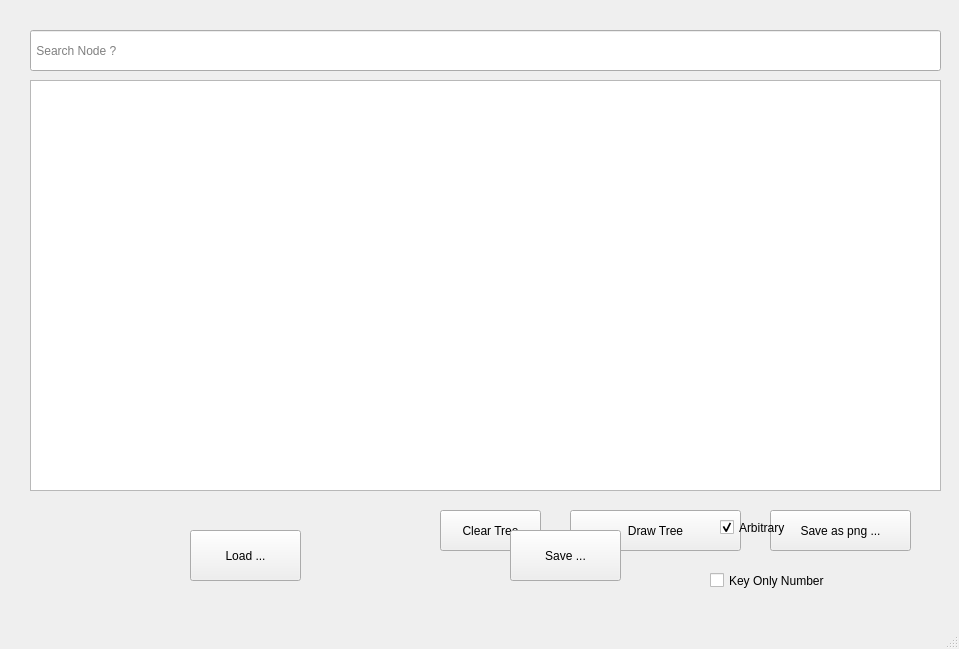
This is cpp/Qt/BuildTree/GraphicTree/Tree2FileOnly/Tree2FileOnly/mainwindow.ui in EdisoNewtong/Vector as Qt 5 draws it before an edit. The edited form follows.
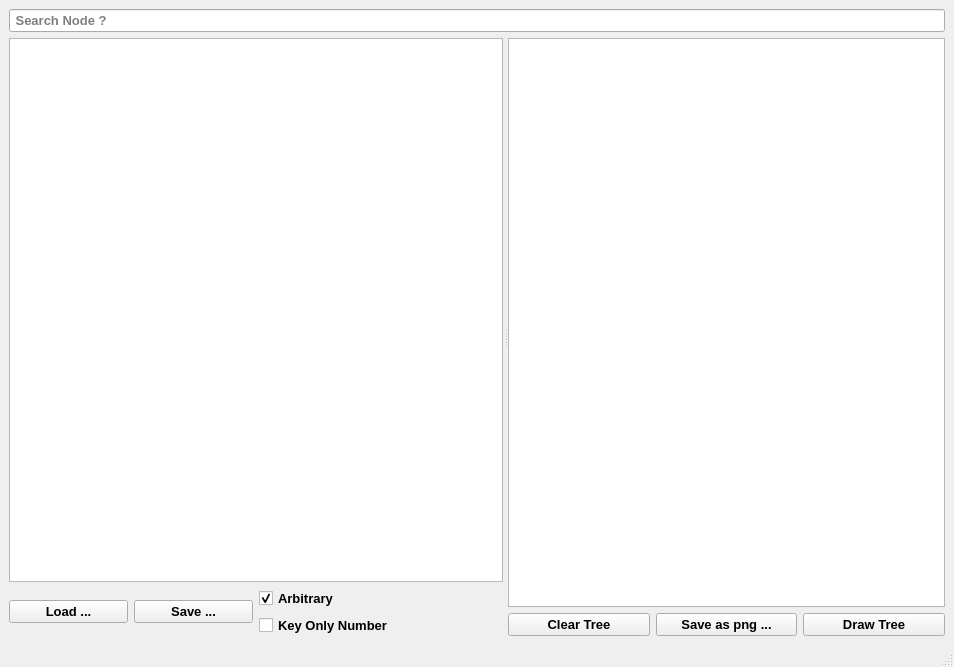
This is the edited form. Custom widgets are drawn as their Qt base class.

Commit message: [dev] Qt Update form view to  Layout Style

Patch:
```diff
--- a/cpp/Qt/BuildTree/GraphicTree/Tree2FileOnly/Tree2FileOnly/mainwindow.ui
+++ b/cpp/Qt/BuildTree/GraphicTree/Tree2FileOnly/Tree2FileOnly/mainwindow.ui
@@ -6,150 +6,209 @@
    <rect>
     <x>0</x>
     <y>0</y>
-    <width>959</width>
-    <height>649</height>
+    <width>954</width>
+    <height>667</height>
    </rect>
   </property>
   <property name="windowTitle">
    <string>Tree   &lt;=&gt;   File</string>
   </property>
   <widget class="QWidget" name="centralwidget">
-   <widget class="TreeView" name="treeView">
-    <property name="geometry">
-     <rect>
-      <x>30</x>
-      <y>80</y>
-      <width>911</width>
-      <height>411</height>
-     </rect>
-    </property>
-    <property name="sizeAdjustPolicy">
-     <enum>QAbstractScrollArea::AdjustIgnored</enum>
-    </property>
-    <property name="selectionMode">
-     <enum>QAbstractItemView::SingleSelection</enum>
-    </property>
-    <property name="selectionBehavior">
-     <enum>QAbstractItemView::SelectItems</enum>
-    </property>
-   </widget>
-   <widget class="QGraphicsView" name="graphicsView">
-    <property name="geometry">
-     <rect>
-      <x>1080</x>
-      <y>40</y>
-      <width>381</width>
-      <height>461</height>
-     </rect>
-    </property>
-   </widget>
-   <widget class="QPushButton" name="clearTreeBtn">
-    <property name="geometry">
-     <rect>
-      <x>440</x>
-      <y>510</y>
-      <width>101</width>
-      <height>41</height>
-     </rect>
-    </property>
-    <property name="text">
-     <string>Clear Tree</string>
-    </property>
-   </widget>
-   <widget class="QPushButton" name="drawTreeBtn">
-    <property name="geometry">
-     <rect>
-      <x>570</x>
-      <y>510</y>
-      <width>171</width>
-      <height>41</height>
-     </rect>
-    </property>
-    <property name="text">
-     <string>Draw Tree</string>
-    </property>
-   </widget>
-   <widget class="QPushButton" name="saveAsPngBtn">
-    <property name="geometry">
-     <rect>
-      <x>770</x>
-      <y>510</y>
-      <width>141</width>
-      <height>41</height>
-     </rect>
-    </property>
-    <property name="text">
-     <string>Save as png ...</string>
-    </property>
-   </widget>
-   <widget class="QLineEdit" name="searchBar">
-    <property name="geometry">
-     <rect>
-      <x>30</x>
-      <y>30</y>
-      <width>911</width>
-      <height>41</height>
-     </rect>
-    </property>
-    <property name="placeholderText">
-     <string> Search Node ?</string>
-    </property>
-   </widget>
-   <widget class="QPushButton" name="loadTreeFromFileBtn">
-    <property name="geometry">
-     <rect>
-      <x>190</x>
-      <y>530</y>
-      <width>111</width>
-      <height>51</height>
-     </rect>
-    </property>
-    <property name="text">
-     <string>Load ...</string>
-    </property>
-   </widget>
-   <widget class="QPushButton" name="saveTreeToFileBtn">
-    <property name="geometry">
-     <rect>
-      <x>510</x>
-      <y>530</y>
-      <width>111</width>
-      <height>51</height>
-     </rect>
-    </property>
-    <property name="text">
-     <string>Save ...</string>
-    </property>
-   </widget>
-   <widget class="QCheckBox" name="checkBoxOption0">
-    <property name="geometry">
-     <rect>
-      <x>710</x>
-      <y>560</y>
-      <width>231</width>
-      <height>41</height>
-     </rect>
-    </property>
-    <property name="text">
-     <string>Key Only Number</string>
-    </property>
-   </widget>
-   <widget class="QCheckBox" name="checkBoxRestriction">
-    <property name="geometry">
-     <rect>
-      <x>720</x>
-      <y>510</y>
-      <width>127</width>
-      <height>35</height>
-     </rect>
-    </property>
-    <property name="text">
-     <string>Arbitrary</string>
-    </property>
-    <property name="checked">
-     <bool>true</bool>
-    </property>
-   </widget>
+   <layout class="QVBoxLayout" name="verticalLayout_4">
+    <item>
+     <widget class="QLineEdit" name="searchBar">
+      <property name="font">
+       <font>
+        <family>Arial</family>
+        <pointsize>10</pointsize>
+        <weight>75</weight>
+        <bold>true</bold>
+       </font>
+      </property>
+      <property name="placeholderText">
+       <string> Search Node ?</string>
+      </property>
+     </widget>
+    </item>
+    <item>
+     <widget class="QSplitter" name="splitter">
+      <property name="orientation">
+       <enum>Qt::Horizontal</enum>
+      </property>
+      <property name="handleWidth">
+       <number>5</number>
+      </property>
+      <property name="childrenCollapsible">
+       <bool>true</bool>
+      </property>
+      <widget class="QWidget" name="">
+       <layout class="QVBoxLayout" name="verticalLayout_3">
+        <item>
+         <widget class="TreeView" name="treeView">
+          <property name="font">
+           <font>
+            <family>Arial</family>
+            <pointsize>10</pointsize>
+            <weight>75</weight>
+            <bold>true</bold>
+           </font>
+          </property>
+          <property name="sizeAdjustPolicy">
+           <enum>QAbstractScrollArea::AdjustIgnored</enum>
+          </property>
+          <property name="selectionMode">
+           <enum>QAbstractItemView::SingleSelection</enum>
+          </property>
+          <property name="selectionBehavior">
+           <enum>QAbstractItemView::SelectItems</enum>
+          </property>
+         </widget>
+        </item>
+        <item>
+         <layout class="QHBoxLayout" name="horizontalLayout_3">
+          <item>
+           <layout class="QHBoxLayout" name="horizontalLayout">
+            <item>
+             <widget class="QPushButton" name="loadTreeFromFileBtn">
+              <property name="font">
+               <font>
+                <family>Arial</family>
+                <pointsize>10</pointsize>
+                <weight>75</weight>
+                <bold>true</bold>
+               </font>
+              </property>
+              <property name="text">
+               <string>Load ...</string>
+              </property>
+             </widget>
+            </item>
+            <item>
+             <widget class="QPushButton" name="saveTreeToFileBtn">
+              <property name="font">
+               <font>
+                <family>Arial</family>
+                <pointsize>10</pointsize>
+                <weight>75</weight>
+                <bold>true</bold>
+               </font>
+              </property>
+              <property name="text">
+               <string>Save ...</string>
+              </property>
+             </widget>
+            </item>
+           </layout>
+          </item>
+          <item>
+           <layout class="QVBoxLayout" name="verticalLayout">
+            <item>
+             <widget class="QCheckBox" name="checkBoxRestriction">
+              <property name="font">
+               <font>
+                <family>Arial</family>
+                <pointsize>10</pointsize>
+                <weight>75</weight>
+                <bold>true</bold>
+               </font>
+              </property>
+              <property name="text">
+               <string>Arbitrary</string>
+              </property>
+              <property name="checked">
+               <bool>true</bool>
+              </property>
+             </widget>
+            </item>
+            <item>
+             <widget class="QCheckBox" name="checkBoxOption0">
+              <property name="font">
+               <font>
+                <family>Arial</family>
+                <pointsize>10</pointsize>
+                <weight>75</weight>
+                <bold>true</bold>
+               </font>
+              </property>
+              <property name="text">
+               <string>Key Only Number</string>
+              </property>
+             </widget>
+            </item>
+           </layout>
+          </item>
+         </layout>
+        </item>
+       </layout>
+      </widget>
+      <widget class="QWidget" name="">
+       <layout class="QVBoxLayout" name="verticalLayout_2">
+        <item>
+         <widget class="QGraphicsView" name="graphicsView">
+          <property name="font">
+           <font>
+            <family>Arial</family>
+            <pointsize>10</pointsize>
+            <weight>75</weight>
+            <bold>true</bold>
+           </font>
+          </property>
+         </widget>
+        </item>
+        <item>
+         <layout class="QHBoxLayout" name="horizontalLayout_2">
+          <item>
+           <widget class="QPushButton" name="clearTreeBtn">
+            <property name="font">
+             <font>
+              <family>Arial</family>
+              <pointsize>10</pointsize>
+              <weight>75</weight>
+              <bold>true</bold>
+             </font>
+            </property>
+            <property name="text">
+             <string>Clear Tree</string>
+            </property>
+           </widget>
+          </item>
+          <item>
+           <widget class="QPushButton" name="saveAsPngBtn">
+            <property name="font">
+             <font>
+              <family>Arial</family>
+              <pointsize>10</pointsize>
+              <weight>75</weight>
+              <bold>true</bold>
+             </font>
+            </property>
+            <property name="text">
+             <string>Save as png ...</string>
+            </property>
+           </widget>
+          </item>
+          <item>
+           <widget class="QPushButton" name="drawTreeBtn">
+            <property name="font">
+             <font>
+              <family>Arial</family>
+              <pointsize>10</pointsize>
+              <weight>75</weight>
+              <bold>true</bold>
+             </font>
+            </property>
+            <property name="text">
+             <string>Draw Tree</string>
+            </property>
+           </widget>
+          </item>
+         </layout>
+        </item>
+       </layout>
+      </widget>
+     </widget>
+    </item>
+   </layout>
   </widget>
   <widget class="QStatusBar" name="statusBar"/>
  </widget>
```
The commit also changes 7 other files.
